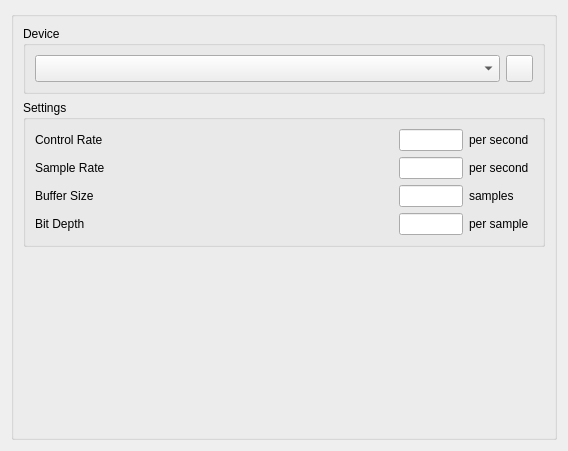
Above: src/plugins/ac_audioengine/dialogs/ac_audioenginedialog.ui from andy-fillebrown/audiocarver before the change. Below: the same form after it.
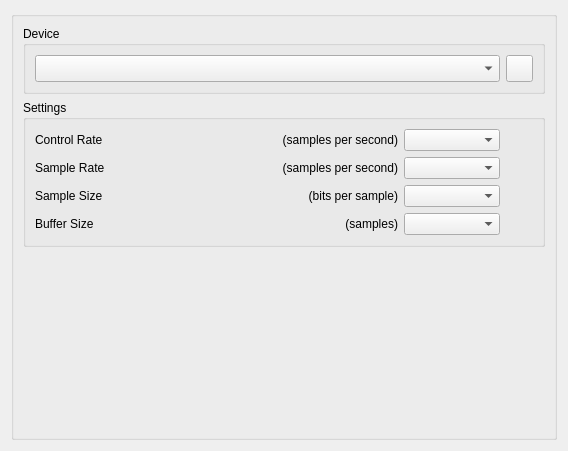
That is the form after the change. Icons and pictures are not drawn.

Patch:
```diff
--- a/src/plugins/ac_audioengine/dialogs/ac_audioenginedialog.ui
+++ b/src/plugins/ac_audioengine/dialogs/ac_audioenginedialog.ui
@@ -88,7 +88,7 @@
         </property>
         <layout class="QVBoxLayout">
          <item>
-          <layout class="QHBoxLayout" name="controlRateLayout" stretch="0,0,0,0">
+          <layout class="QHBoxLayout" name="controlRateLayout" stretch="0,0,0,0,0">
            <property name="spacing">
             <number>6</number>
            </property>
@@ -119,41 +119,57 @@
             </spacer>
            </item>
            <item>
-            <widget class="QLineEdit" name="controlRateLineEdit">
+            <widget class="QLabel" name="controlRateLabel_2">
              <property name="sizePolicy">
-              <sizepolicy hsizetype="Expanding" vsizetype="Fixed">
+              <sizepolicy hsizetype="Minimum" vsizetype="Fixed">
                <horstretch>0</horstretch>
                <verstretch>0</verstretch>
               </sizepolicy>
-             </property>
-             <property name="maximumSize">
-              <size>
-               <width>64</width>
-               <height>16777215</height>
-              </size>
-             </property>
-            </widget>
-           </item>
-           <item>
-            <widget class="QLabel" name="controlRateUnitsLabel">
-             <property name="minimumSize">
-              <size>
-               <width>64</width>
-               <height>0</height>
-              </size>
              </property>
              <property name="text">
-              <string>per second</string>
+              <string>(samples per second)</string>
              </property>
              <property name="alignment">
-              <set>Qt::AlignLeading|Qt::AlignLeft|Qt::AlignVCenter</set>
+              <set>Qt::AlignRight|Qt::AlignTrailing|Qt::AlignVCenter</set>
              </property>
             </widget>
            </item>
+           <item>
+            <widget class="QComboBox" name="controlRateComboBox">
+             <property name="sizePolicy">
+              <sizepolicy hsizetype="Fixed" vsizetype="Fixed">
+               <horstretch>0</horstretch>
+               <verstretch>0</verstretch>
+              </sizepolicy>
+             </property>
+             <property name="minimumSize">
+              <size>
+               <width>96</width>
+               <height>0</height>
+              </size>
+             </property>
+            </widget>
+           </item>
+           <item>
+            <spacer name="controlRateSpacer_2">
+             <property name="orientation">
+              <enum>Qt::Horizontal</enum>
+             </property>
+             <property name="sizeType">
+              <enum>QSizePolicy::Fixed</enum>
+             </property>
+             <property name="sizeHint" stdset="0">
+              <size>
+               <width>33</width>
+               <height>20</height>
+              </size>
+             </property>
+            </spacer>
+           </item>
           </layout>
          </item>
          <item>
-          <layout class="QHBoxLayout" name="sampleRateLayout" stretch="0,0,0,0">
+          <layout class="QHBoxLayout" name="sampleRateLayout" stretch="0,0,0,0,0">
            <property name="spacing">
             <number>6</number>
            </property>
@@ -184,41 +200,144 @@
             </spacer>
            </item>
            <item>
-            <widget class="QLineEdit" name="sampleRateLineEdit">
+            <widget class="QLabel" name="sampleRateLabel_2">
              <property name="sizePolicy">
-              <sizepolicy hsizetype="Expanding" vsizetype="Fixed">
+              <sizepolicy hsizetype="Minimum" vsizetype="Fixed">
                <horstretch>0</horstretch>
                <verstretch>0</verstretch>
               </sizepolicy>
              </property>
-             <property name="maximumSize">
+             <property name="text">
+              <string>(samples per second)</string>
+             </property>
+             <property name="alignment">
+              <set>Qt::AlignRight|Qt::AlignTrailing|Qt::AlignVCenter</set>
+             </property>
+            </widget>
+           </item>
+           <item>
+            <widget class="QComboBox" name="sampleRateComboBox">
+             <property name="sizePolicy">
+              <sizepolicy hsizetype="Fixed" vsizetype="Fixed">
+               <horstretch>0</horstretch>
+               <verstretch>0</verstretch>
+              </sizepolicy>
+             </property>
+             <property name="minimumSize">
               <size>
-               <width>64</width>
-               <height>16777215</height>
+               <width>96</width>
+               <height>0</height>
               </size>
              </property>
             </widget>
            </item>
            <item>
-            <widget class="QLabel" name="sampleRateUnitsLabel">
+            <spacer name="sampleRateSpacer_2">
+             <property name="orientation">
+              <enum>Qt::Horizontal</enum>
+             </property>
+             <property name="sizeType">
+              <enum>QSizePolicy::Fixed</enum>
+             </property>
+             <property name="sizeHint" stdset="0">
+              <size>
+               <width>33</width>
+               <height>20</height>
+              </size>
+             </property>
+            </spacer>
+           </item>
+          </layout>
+         </item>
+         <item>
+          <layout class="QHBoxLayout" name="sampleSizeLayout" stretch="0,0,0,0,0">
+           <property name="spacing">
+            <number>6</number>
+           </property>
+           <item>
+            <widget class="QLabel" name="sampleSizeLabel">
+             <property name="sizePolicy">
+              <sizepolicy hsizetype="Minimum" vsizetype="Fixed">
+               <horstretch>0</horstretch>
+               <verstretch>0</verstretch>
+              </sizepolicy>
+             </property>
              <property name="minimumSize">
               <size>
-               <width>64</width>
+               <width>0</width>
                <height>0</height>
               </size>
              </property>
              <property name="text">
-              <string>per second</string>
+              <string>Sample Size</string>
              </property>
+            </widget>
+           </item>
+           <item>
+            <spacer name="sampleSizeSpacer">
+             <property name="orientation">
+              <enum>Qt::Horizontal</enum>
+             </property>
+             <property name="sizeHint" stdset="0">
+              <size>
+               <width>40</width>
+               <height>20</height>
+              </size>
+             </property>
+            </spacer>
+           </item>
+           <item>
+            <widget class="QLabel" name="sampleSizeLabel_2">
+             <property name="sizePolicy">
+              <sizepolicy hsizetype="Minimum" vsizetype="Fixed">
+               <horstretch>0</horstretch>
+               <verstretch>0</verstretch>
+              </sizepolicy>
+             </property>
+             <property name="text">
+              <string>(bits per sample)</string>
+             </property>
              <property name="alignment">
-              <set>Qt::AlignLeading|Qt::AlignLeft|Qt::AlignVCenter</set>
+              <set>Qt::AlignRight|Qt::AlignTrailing|Qt::AlignVCenter</set>
              </property>
             </widget>
            </item>
+           <item>
+            <widget class="QComboBox" name="sampleSizeComboBox">
+             <property name="sizePolicy">
+              <sizepolicy hsizetype="Fixed" vsizetype="Fixed">
+               <horstretch>0</horstretch>
+               <verstretch>0</verstretch>
+              </sizepolicy>
+             </property>
+             <property name="minimumSize">
+              <size>
+               <width>96</width>
+               <height>0</height>
+              </size>
+             </property>
+            </widget>
+           </item>
+           <item>
+            <spacer name="sampleSizeSpacer_2">
+             <property name="orientation">
+              <enum>Qt::Horizontal</enum>
+             </property>
+             <property name="sizeType">
+              <enum>QSizePolicy::Fixed</enum>
+             </property>
+             <property name="sizeHint" stdset="0">
+              <size>
+               <width>33</width>
+               <height>20</height>
+              </size>
+             </property>
+            </spacer>
+           </item>
           </layout>
          </item>
          <item>
-          <layout class="QHBoxLayout" name="bufferSizeLayout" stretch="0,0,0,0">
+          <layout class="QHBoxLayout" name="bufferSizeLayout" stretch="0,0,0,0,0">
            <property name="spacing">
             <number>6</number>
            </property>
@@ -230,6 +349,12 @@
                <verstretch>0</verstretch>
               </sizepolicy>
              </property>
+             <property name="minimumSize">
+              <size>
+               <width>0</width>
+               <height>0</height>
+              </size>
+             </property>
              <property name="text">
               <string>Buffer Size</string>
              </property>
@@ -249,46 +374,7 @@
             </spacer>
            </item>
            <item>
-            <widget class="QLineEdit" name="bufferSizeLineEdit">
-             <property name="sizePolicy">
-              <sizepolicy hsizetype="Expanding" vsizetype="Fixed">
-               <horstretch>0</horstretch>
-               <verstretch>0</verstretch>
-              </sizepolicy>
-             </property>
-             <property name="maximumSize">
-              <size>
-               <width>64</width>
-               <height>16777215</height>
-              </size>
-             </property>
-            </widget>
-           </item>
-           <item>
-            <widget class="QLabel" name="bufferSizeUnitsLabel">
-             <property name="minimumSize">
-              <size>
-               <width>64</width>
-               <height>0</height>
-              </size>
-             </property>
-             <property name="text">
-              <string>samples</string>
-             </property>
-             <property name="alignment">
-              <set>Qt::AlignLeading|Qt::AlignLeft|Qt::AlignVCenter</set>
-             </property>
-            </widget>
-           </item>
-          </layout>
-         </item>
-         <item>
-          <layout class="QHBoxLayout" name="bitDepthLayout" stretch="0,0,0,0">
-           <property name="spacing">
-            <number>6</number>
-           </property>
-           <item>
-            <widget class="QLabel" name="bitDepthLabel">
+            <widget class="QLabel" name="bufferSizeLabel_2">
              <property name="sizePolicy">
               <sizepolicy hsizetype="Minimum" vsizetype="Fixed">
                <horstretch>0</horstretch>
@@ -296,55 +382,45 @@
               </sizepolicy>
              </property>
              <property name="text">
-              <string>Bit Depth</string>
+              <string>(samples)</string>
+             </property>
+             <property name="alignment">
+              <set>Qt::AlignRight|Qt::AlignTrailing|Qt::AlignVCenter</set>
              </property>
             </widget>
            </item>
            <item>
-            <spacer name="bitDepthSpacer">
-             <property name="orientation">
-              <enum>Qt::Horizontal</enum>
-             </property>
-             <property name="sizeHint" stdset="0">
-              <size>
-               <width>40</width>
-               <height>20</height>
-              </size>
-             </property>
-            </spacer>
-           </item>
-           <item>
-            <widget class="QLineEdit" name="lineEdit">
+            <widget class="QComboBox" name="bufferSizeComboBox">
              <property name="sizePolicy">
-              <sizepolicy hsizetype="Expanding" vsizetype="Fixed">
+              <sizepolicy hsizetype="Fixed" vsizetype="Fixed">
                <horstretch>0</horstretch>
                <verstretch>0</verstretch>
               </sizepolicy>
              </property>
-             <property name="maximumSize">
-              <size>
-               <width>64</width>
-               <height>16777215</height>
-              </size>
-             </property>
-            </widget>
-           </item>
-           <item>
-            <widget class="QLabel" name="bitDepthUnitsLabel">
              <property name="minimumSize">
               <size>
-               <width>64</width>
+               <width>96</width>
                <height>0</height>
               </size>
              </property>
-             <property name="text">
-              <string>per sample</string>
-             </property>
-             <property name="alignment">
-              <set>Qt::AlignLeading|Qt::AlignLeft|Qt::AlignVCenter</set>
-             </property>
             </widget>
            </item>
+           <item>
+            <spacer name="bufferSizeSpacer_2">
+             <property name="orientation">
+              <enum>Qt::Horizontal</enum>
+             </property>
+             <property name="sizeType">
+              <enum>QSizePolicy::Fixed</enum>
+             </property>
+             <property name="sizeHint" stdset="0">
+              <size>
+               <width>33</width>
+               <height>20</height>
+              </size>
+             </property>
+            </spacer>
+           </item>
           </layout>
          </item>
         </layout>
```
Left out of the diff: 14 changed lines with no effect on the pictures.
